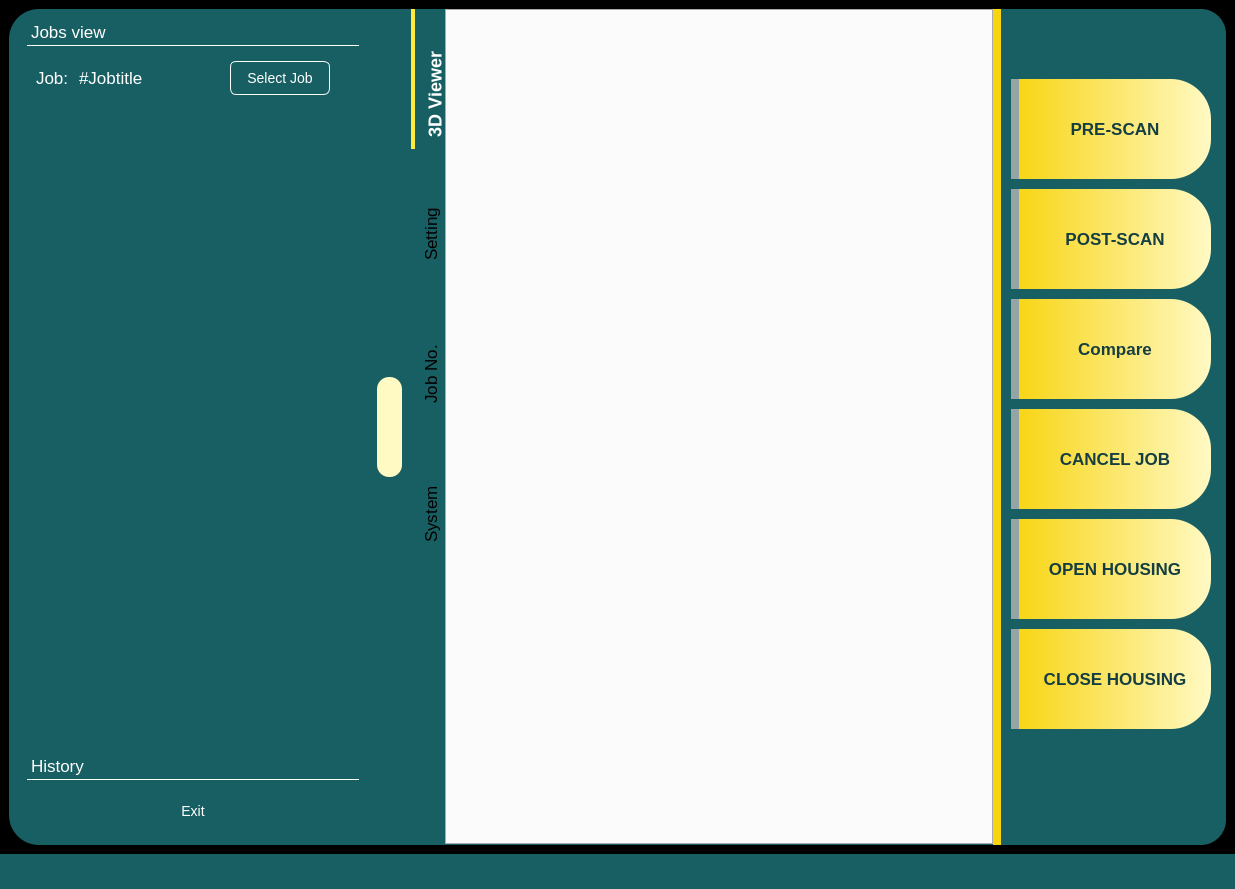
jacondv/intelijet_v2, file qt5_ui/intelijet.ui: the form before one commit.
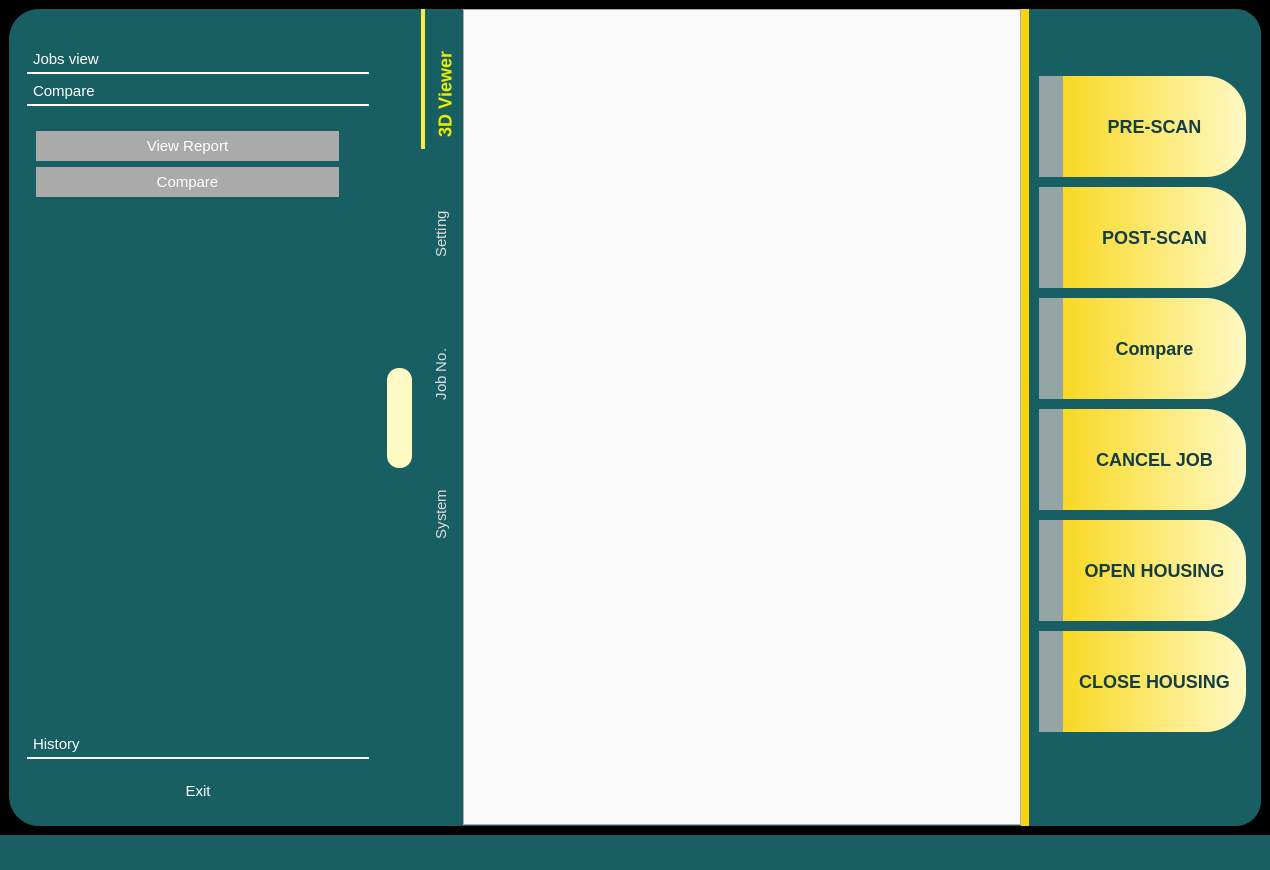
The form after the commit. The open tabs and pages were chosen to show the change. Icons and pictures are not drawn.

```diff
--- a/qt5_ui/intelijet.ui
+++ b/qt5_ui/intelijet.ui
@@ -6,8 +6,8 @@
    <rect>
     <x>0</x>
     <y>0</y>
-    <width>1235</width>
-    <height>889</height>
+    <width>1270</width>
+    <height>870</height>
    </rect>
   </property>
   <property name="windowTitle">
@@ -15,13 +15,11 @@
   </property>
   <property name="styleSheet">
    <string notr="true">
-/* --- Button mặc định --- */
+/* ==================== PUSHBUTTON ==================== */
 QPushButton {
-    background-color: #2196F3;     /* xanh dương */
-    color: white;
     border-radius: 6px;
     padding: 8px 16px;
-    font-size: 14px;
+    font-size: 15px;
     font-weight: bold;
 }
 QPushButton:hover {
@@ -31,6 +29,7 @@
     background-color: #0D47A1;
 }
 
+
 /* --- Text editor (QLineEdit &amp; QTextEdit) --- */
 QLineEdit, QTextEdit {
     border: 1px solid #BDBDBD;
@@ -44,38 +43,28 @@
     background: #FFFFFF;
 }
 
-QListWidget {
-    border: 1px solid #BDBDBD;
-    border-radius: 6px;
-    padding: 4px;
-    background: #FAFAFA;
+/* ==================== SCROLLBAR ==================== */
+QScrollBar:vertical {
+    width: 12px;
+    background: #f0f0f0;
+    margin: 0;
+    border-radius: 0px;
 }
-
-QListWidget::item {
-    height: 40px;
-    padding-left: 10px;
-    border-bottom: 1px solid #E0E0E0;
-    font-size: 14px;
+QScrollBar::handle:vertical {
+    background: #b0b0b0;
+    min-height: 20px;
+    border-radius: 0px;
 }
-
-QListWidget::item:selected {
-    background-color: #2196F3;
-    color: white;
-    font-weight: bold;
+QScrollBar::handle:vertical:hover {
+    background: #909090;
 }
-
-QListWidget::item:hover {
-    background-color: #BBDEFB;
+QScrollBar::add-line:vertical, QScrollBar::sub-line:vertical {
+    height: 0;
 }
 
-
-
-
-
 *{
 border: none;
-color: back;
-font-size: 17px;
+font-size: 15px;
 }
 #statusbar {
     background-color: #185F63;
@@ -95,7 +84,6 @@
 #control_panel{
     /*background-color: #00796B;*/
 
-	
 	background-color: qlineargradient(spread:pad, x1:0, y1:0, x2:1, y2:0, stop:0.3 #185F63, stop:1 #185F63);
     border-left: 8px solid #F8D40F;     /* viền trái */
 	border-top-right-radius: 25px;
@@ -111,7 +99,7 @@
     border: none;
     padding: 40px 0px 40px 0px;
 	
-    font-size: 17px;
+    font-size:18px;
     font-weight: bold;
 	background-color: qlineargradient(spread:pad, x1:0, y1:0, x2:1, y2:0, stop:0 #F8D40F, stop:1 #FFF9C4);
 
@@ -120,7 +108,7 @@
 	border-bottom-right-radius: 40px;
 	border-bottom-left-radius: 0px;
 
-	border-left: 8px solid #95a5a6; /*#55ff00;  #F8D40F;*/
+	border-left: 24px solid #95a5a6; /*#55ff00;  #F8D40F;*/
 }
 
 /* Hiệu ứng hover / nhấn */
@@ -141,25 +129,30 @@
     color: #dcdcdc;
 }
 
-#toolBox:tab {
+#toolBox{
+	padding-top:30px;
 	color:white;
-	border-bottom: 1px solid white;
+}
+
+#toolBox:tab {
+	border-bottom: 2px solid white;
+	padding-left: 2px;
+	padding-bottom: 2px;
 }
 
 #toolBox QWidget{
-    background-color: #185F63;
+    /*background-color: #185F63;*/
+	background: transparent;
+	color: white;
+
 }
 
+
 #btnShutdown {
     background-color: #185F63;
-
-}
-#lblCurrentJob, #lblCurrentJob_title {
 	color: white;
 }
-#btnSelectJob {
-	border: 1px solid white;
-}
+
 
 #menu_small {
 
@@ -170,7 +163,6 @@
 
     font-weight: normal;
 
-
 }
 
 
@@ -182,18 +174,20 @@
 
 }
 #menu_main {
-	color: while;
+	color: none;
 }
 
 QTabBar::tab {
     height: 110px;     
     width: 20px;
     margin: 0;
+	color: #ddd;
 
     border: none;
 	font-weight: normal;
 	padding-top: 30px;
 	padding-left: 10px;
+	padding-right: 8px;
 	min-height: 100px;
 
 }
@@ -201,16 +195,20 @@
 QTabBar::tab:selected {
     font-size: 18px;
 	font-weight: bold;
-	color: #fff;
+	color: #ee0;
 	border-left: 4px solid #FFEB3B;
 
 }
 
-
-
-
-
-
+QWidget#widget_6 QPushButton {
+    background-color: #aaa;
+    color: white;
+    border-radius: 0px;
+    padding: 6px 12px;
+}
+QWidget#widget_6 QPushButton:hover {
+    background-color: #2A8C91;
+}
 
 
 </string>
@@ -248,18 +246,16 @@
          <layout class="QVBoxLayout" name="verticalLayout">
           <item>
            <widget class="QToolBox" name="toolBox">
-            <property name="font">
-             <font>
-              <pointsize>-1</pointsize>
-             </font>
+            <property name="tabSpacing">
+             <number>6</number>
             </property>
             <widget class="QWidget" name="tboxPage1">
              <property name="geometry">
               <rect>
                <x>0</x>
                <y>0</y>
-               <width>332</width>
-               <height>676</height>
+               <width>342</width>
+               <height>601</height>
               </rect>
              </property>
              <attribute name="icon">
@@ -327,6 +323,64 @@
               </item>
              </layout>
             </widget>
+            <widget class="QWidget" name="tboxPage3">
+             <property name="geometry">
+              <rect>
+               <x>0</x>
+               <y>0</y>
+               <width>342</width>
+               <height>601</height>
+              </rect>
+             </property>
+             <attribute name="label">
+              <string>Compare</string>
+             </attribute>
+             <widget class="QWidget" name="widget_6" native="true">
+              <property name="geometry">
+               <rect>
+                <x>0</x>
+                <y>10</y>
+                <width>321</width>
+                <height>601</height>
+               </rect>
+              </property>
+              <layout class="QVBoxLayout" name="verticalLayout_9">
+               <item>
+                <widget class="QWidget" name="widget_5" native="true">
+                 <layout class="QVBoxLayout" name="verticalLayout_8">
+                  <item>
+                   <widget class="QPushButton" name="btnViewReport">
+                    <property name="text">
+                     <string>View Report</string>
+                    </property>
+                   </widget>
+                  </item>
+                  <item>
+                   <widget class="QPushButton" name="btnCompare2">
+                    <property name="text">
+                     <string>Compare</string>
+                    </property>
+                   </widget>
+                  </item>
+                  <item>
+                   <spacer name="verticalSpacer_4">
+                    <property name="orientation">
+                     <enum>Qt::Vertical</enum>
+                    </property>
+                    <property name="sizeHint" stdset="0">
+                     <size>
+                      <width>20</width>
+                      <height>40</height>
+                     </size>
+                    </property>
+                   </spacer>
+                  </item>
+                 </layout>
+                </widget>
+               </item>
+              </layout>
+             </widget>
+            </widget>
             <widget class="QWidget" name="tboxPage2">
              <property name="geometry">
               <rect>
```
Left out of the diff: 43 changed lines with no effect on the pictures.
